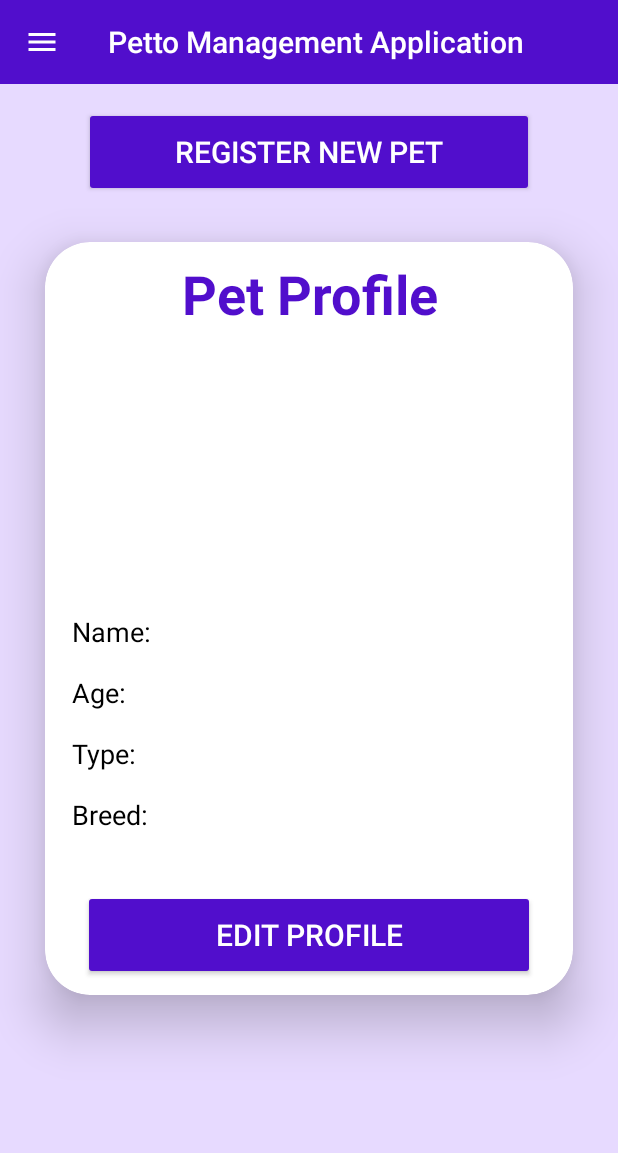
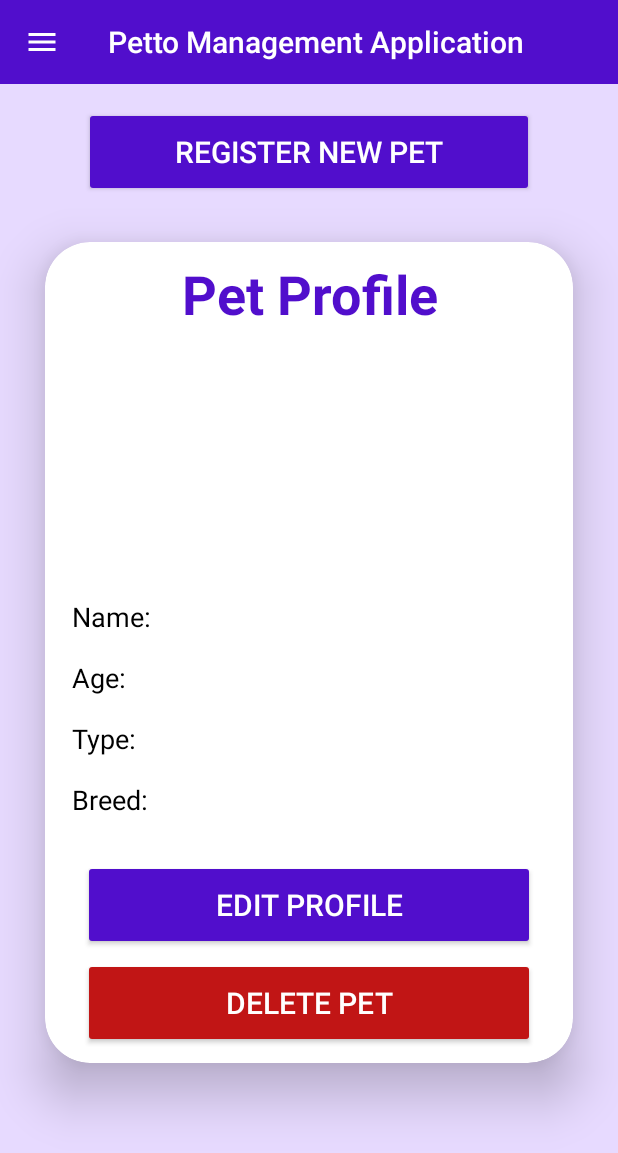
Before and after one commit to Oh-Hoa-Yang/Petto-Management-System, an Android app: the PetProfileActivity screen opened directly, with no data from a screen before it, on a phone screen of 412 x 824 dp. Shown: the top 1153 px of the screen. Run offline under Robolectric (Android 15) with nearby library versions, the phone set to English and light mode, and no system bars; our stand-ins replace Firebase (no records; nobody signed in at launch, a user with empty details on screens opened directly).

Commit message:
pet delete work

```diff
--- a/app/src/main/java/com/example/pettomanagementsystem/PetProfileActivity.java
+++ b/app/src/main/java/com/example/pettomanagementsystem/PetProfileActivity.java
@@ -22,8 +22,8 @@ import com.google.firebase.database.ValueEventListener;
 
 public class PetProfileActivity extends AppCompatActivity {
 
-    Button editProfileButton, registerNewPet;
-    TextView petageView, petnameView, pettypeView, breedView, petidView;
+    Button editProfileButton, registerNewPet, deletePetButton;
+    TextView petageView, petnameView, pettypeView, breedView;
     ImageView petProfileImageView;
     DatabaseReference petReference;
     private String petId;
@@ -41,6 +41,7 @@ public class PetProfileActivity extends AppCompatActivity {
         registerNewPet = findViewById(R.id.register_new_pet_btn);
         editProfileButton = findViewById(R.id.profile_edit_btn);
         petProfileImageView = findViewById(R.id.petProfileImageView);
+        deletePetButton = findViewById(R.id.delete_pet_btn);
 
         Toolbar toolbar = findViewById(R.id.toolbar);
         setSupportActionBar(toolbar);
@@ -101,6 +102,20 @@ public class PetProfileActivity extends AppCompatActivity {
                 Intent intent = new Intent(PetProfileActivity.this, PetRegisterActivity.class);
                 startActivity(intent);
             });
+
+            deletePetButton.setOnClickListener(v -> {
+                if (petId != null) {
+                    petReference.child(petId).removeValue((databaseError, databaseReference) -> {
+                        if (databaseError == null) {
+                            Toast.makeText(PetProfileActivity.this, "Pet profile deleted successfully.", Toast.LENGTH_SHORT).show();
+                            // Optionally, you can refresh the activity or navigate to another activity
+                            finish(); // Close the current activity
+                        } else {
+                            Toast.makeText(PetProfileActivity.this, "Failed to delete pet profile.", Toast.LENGTH_SHORT).show();
+                        }
+                    });
+                }
+            });
         }
     }
 
--- a/app/src/main/res/layout/activity_pet_profile.xml
+++ b/app/src/main/res/layout/activity_pet_profile.xml
@@ -55,30 +55,11 @@
 
             <ImageView
                 android:id="@+id/petProfileImageView"
-                android:layout_width="150dp"
-                android:layout_height="150dp"
+                android:layout_width="140dp"
+                android:layout_height="140dp"
                 android:layout_gravity="center"
                 android:layout_marginVertical="15dp"
                 android:scaleType="centerCrop"  />
-
-<!--            <LinearLayout-->
-<!--                android:layout_width="match_parent"-->
-<!--                android:layout_height="wrap_content"-->
-<!--                android:orientation="horizontal"-->
-<!--                android:padding="8dp">-->
-<!--                <TextView-->
-<!--                    android:layout_width="wrap_content"-->
-<!--                    android:layout_height="wrap_content"-->
-<!--                    android:text="Id: "-->
-<!--                    android:textColor="@color/black"-->
-<!--                    android:textSize="18sp" />-->
-<!--                <TextView-->
-<!--                    android:id="@+id/pet_id"-->
-<!--                    android:layout_width="wrap_content"-->
-<!--                    android:layout_height="wrap_content"-->
-<!--                    android:textColor="@color/black"-->
-<!--                    android:textSize="18sp" />-->
-<!--            </LinearLayout>-->
 
             <LinearLayout
                 android:layout_width="match_parent"
@@ -161,12 +142,22 @@
                 android:layout_width="match_parent"
                 android:layout_height="60dp"
                 android:layout_marginHorizontal="15dp"
-                android:layout_marginTop="30dp"
+                android:layout_marginTop="20dp"
                 android:backgroundTint="@color/dpurple"
                 android:text="Edit Profile"
                 android:textColor="@color/white"
                 android:textSize="20sp" />
 
+            <Button
+                android:id="@+id/delete_pet_btn"
+                android:layout_width="match_parent"
+                android:layout_height="60dp"
+                android:layout_marginHorizontal="15dp"
+                android:layout_marginTop="5dp"
+                android:backgroundTint="@color/colorRed"
+                android:text="Delete Pet"
+                android:textColor="@color/white"
+                android:textSize="20sp" />
         </LinearLayout>
     </androidx.cardview.widget.CardView>
 </LinearLayout>
```
